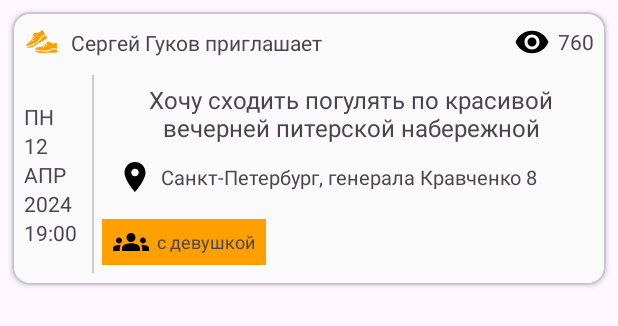
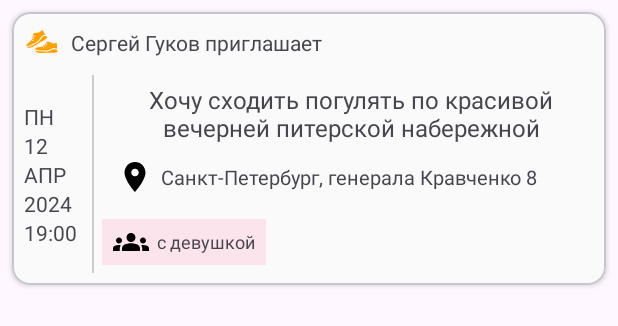
Before and after one commit to VopRos-ZP/Meetpeople, an Android app: the layout meeting_card.xml on its own in the app's theme, with its tools: preview values and no code run, on a phone screen of 412 x 824 dp. Shown: the top 326 px of the screen. Run offline under Robolectric (Android 15) with nearby library versions, the phone set to English and light mode, and no system bars.

Commit message:
Update design concept

```diff
--- a/app/src/main/res/layout/meeting_card.xml
+++ b/app/src/main/res/layout/meeting_card.xml
@@ -45,11 +45,13 @@
                 tools:text="Сергей Гуков приглашает" />
 
             <TextView
+                android:visibility="gone"
                 android:id="@+id/tv_views"
                 android:layout_width="wrap_content"
                 android:layout_height="wrap_content"
                 android:drawablePadding="5dp"
                 android:gravity="center_vertical"
+                android:textSize="10sp"
                 app:drawableStartCompat="@drawable/icon_views"
                 app:layout_constraintBottom_toBottomOf="parent"
                 app:layout_constraintEnd_toEndOf="parent"
@@ -156,7 +158,7 @@
             <TextView
                 android:layout_width="wrap_content"
                 android:layout_height="wrap_content"
-                android:background="@color/main"
+                android:background="#fce4ec"
                 android:drawablePadding="5dp"
                 android:textSize="12sp"
                 android:paddingTop="3dp"
```
